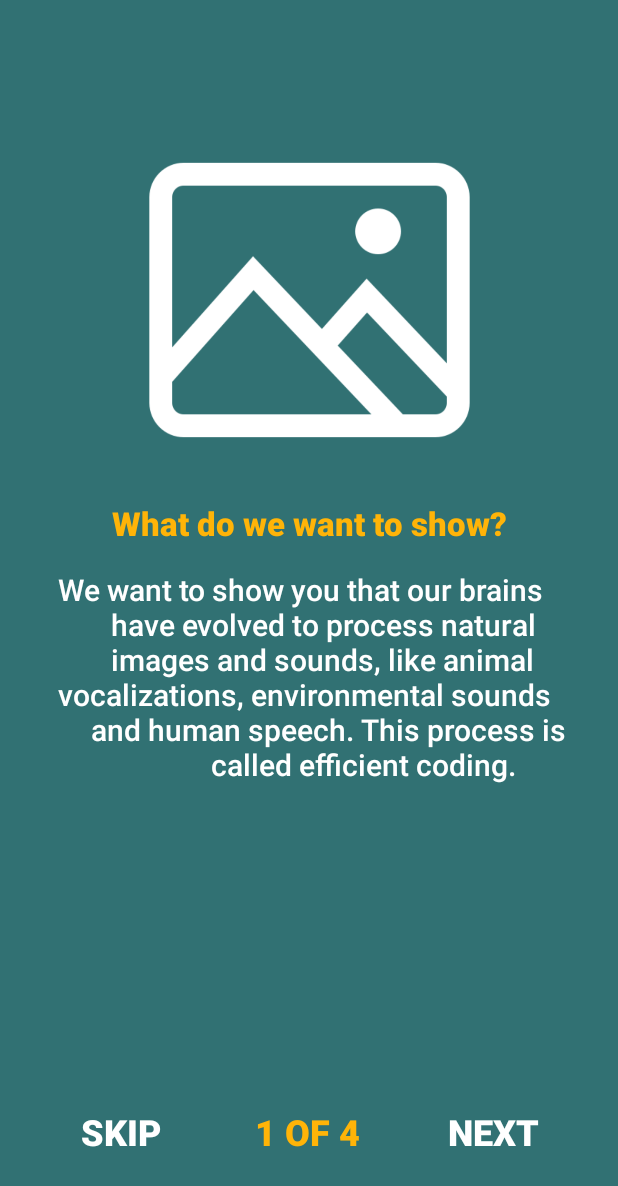
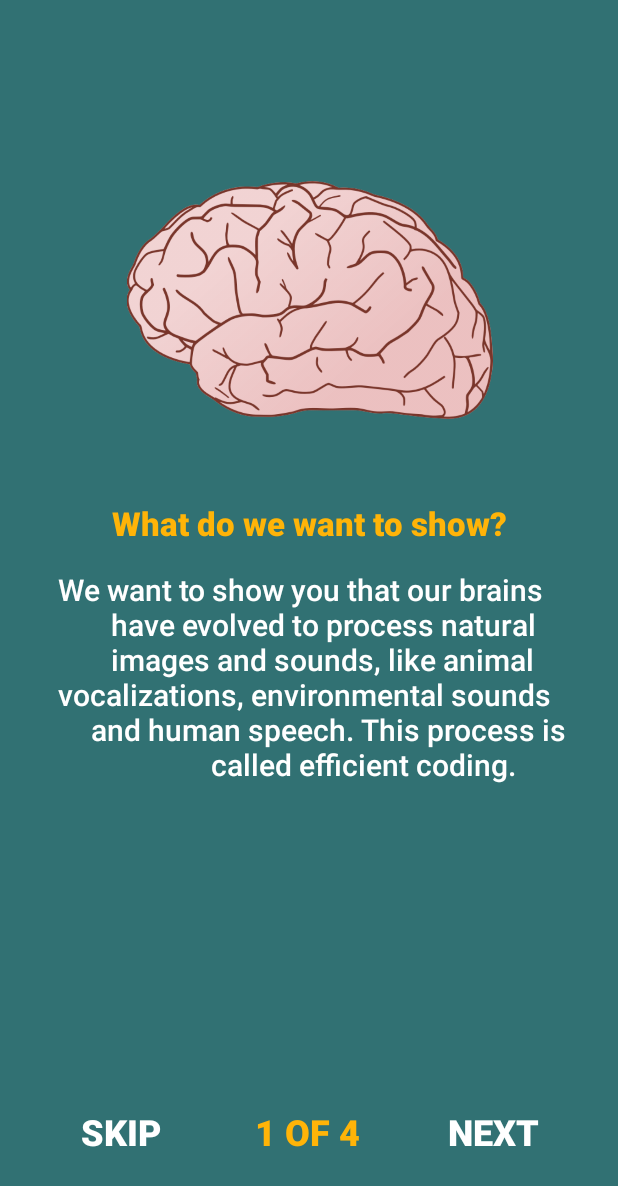
Before and after one commit to ajmeek/NEC_app, an Android app: the aboutAppPage1 screen opened directly, with no data from a screen before it, on a phone screen of 412 x 824 dp. Shown: the top 1186 px of the screen. Run offline under Robolectric (Android 15) with nearby library versions, the phone set to English and light mode, and no system bars.

Commit message:
Added picture to about page one

```diff
--- a/app/src/main/res/layout/activity_about_app_page1.xml
+++ b/app/src/main/res/layout/activity_about_app_page1.xml
@@ -16,7 +16,7 @@
         app:layout_constraintStart_toStartOf="parent"
         app:layout_constraintTop_toTopOf="parent"
         app:layout_constraintVertical_bias="0.135"
-        app:srcCompat="@drawable/gallery_image_white512px" />
+        app:srcCompat="@drawable/brain" />
 
     <TextView
         android:id="@+id/textView"
```
Also changed, not shown: app/src/main/res/drawable/brain.png (added), 1 other file.
